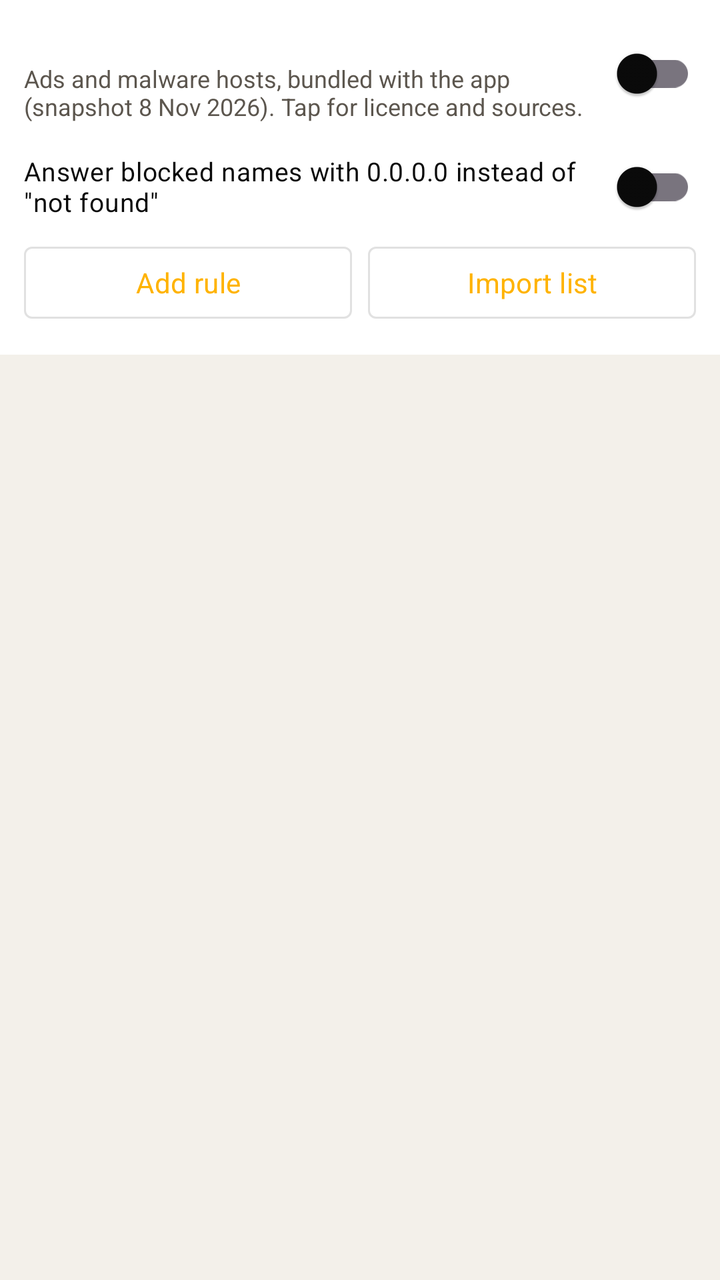
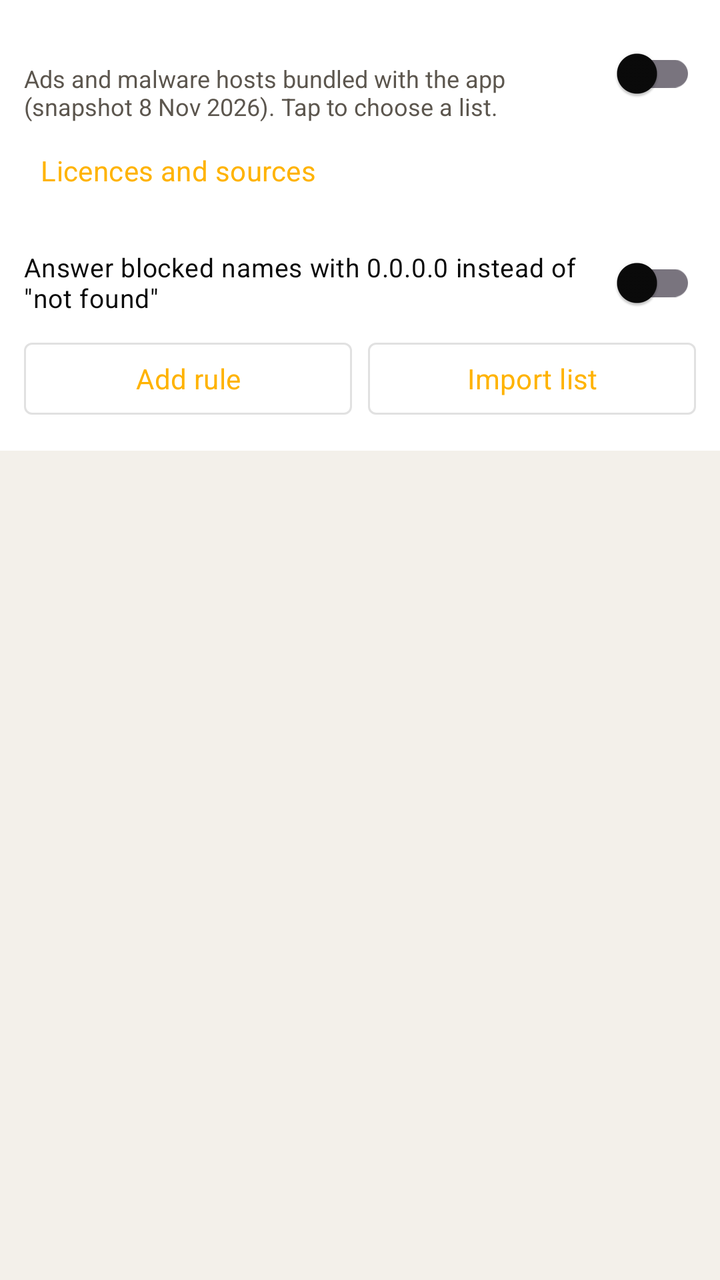

The first picture is an Android layout as it rendered before a commit; the second is the same layout after the commit. The layout source and the unified diff follow.
<!-- AndroidManifest.xml: another module's application theme Theme.MoneyManager -->
<!-- res/layout/fragment_tunnel_rules.xml -->
<?xml version="1.0" encoding="utf-8"?>
<LinearLayout xmlns:android="http://schemas.android.com/apk/res/android"
    android:layout_width="match_parent"
    android:layout_height="match_parent"
    android:orientation="vertical">

    <LinearLayout
        android:layout_width="match_parent"
        android:layout_height="wrap_content"
        android:background="@color/surface_white"
        android:orientation="vertical"
        android:padding="12dp">

        <LinearLayout
            android:id="@+id/row_tunnel_bundled"
            android:layout_width="match_parent"
            android:layout_height="wrap_content"
            android:foreground="?attr/selectableItemBackground"
            android:gravity="center_vertical"
            android:orientation="horizontal">

            <LinearLayout
                android:layout_width="0dp"
                android:layout_height="wrap_content"
                android:layout_weight="1"
                android:orientation="vertical">

                <TextView
                    android:id="@+id/tv_tunnel_bundled_title"
                    android:layout_width="match_parent"
                    android:layout_height="wrap_content"
                    android:textColor="@color/text_primary"
                    android:textStyle="bold" />

                <TextView
                    android:layout_width="match_parent"
                    android:layout_height="wrap_content"
                    android:text="@string/tunnel_bundled_body"
                    android:textColor="@color/text_secondary"
                    android:textSize="12sp" />
            </LinearLayout>

            <com.google.android.material.switchmaterial.SwitchMaterial
                android:id="@+id/sw_tunnel_bundled"
                android:layout_width="wrap_content"
                android:layout_height="wrap_content" />
        </LinearLayout>

        <com.google.android.material.switchmaterial.SwitchMaterial
            android:id="@+id/sw_tunnel_zero_ip"
            android:layout_width="match_parent"
            android:layout_height="wrap_content"
            android:layout_marginTop="8dp"
            android:text="@string/tunnel_zero_ip"
            android:textColor="@color/text_primary"
            android:textSize="13sp" />

        <LinearLayout
            android:layout_width="match_parent"
            android:layout_height="wrap_content"
            android:orientation="horizontal">

            <com.google.android.material.button.MaterialButton
                android:id="@+id/btn_tunnel_add_rule"
                style="@style/Widget.MaterialComponents.Button.OutlinedButton"
                android:layout_width="0dp"
                android:layout_height="wrap_content"
                android:layout_marginEnd="8dp"
                android:layout_weight="1"
                android:text="@string/tunnel_add_rule" />

            <com.google.android.material.button.MaterialButton
                android:id="@+id/btn_tunnel_import"
                style="@style/Widget.MaterialComponents.Button.OutlinedButton"
                android:layout_width="0dp"
                android:layout_height="wrap_content"
                android:layout_weight="1"
                android:text="@string/tunnel_import_list" />
        </LinearLayout>
    </LinearLayout>

    <androidx.recyclerview.widget.RecyclerView
        android:id="@+id/rv_tunnel_rules"
        android:layout_width="match_parent"
        android:layout_height="0dp"
        android:layout_weight="1"
        android:clipToPadding="false"
        android:padding="8dp" />
</LinearLayout>
<!-- resources referenced by this layout -->
<resources>
  <color name="surface_white">#FFFFFF</color>
  <color name="text_primary">#0A0A0A</color>
  <color name="text_secondary">#5C564E</color>
  <string name="tunnel_add_rule">Add rule</string>
  <string name="tunnel_bundled_body">Ads and malware hosts, bundled with the app (snapshot 8 Nov 2026). Tap for licence and sources.</string>
  <string name="tunnel_import_list">Import list</string>
  <string name="tunnel_zero_ip">Answer blocked names with 0.0.0.0 instead of \"not found\"</string>
  <style name="Theme.MoneyManager" parent="Base.Theme.MoneyManager" />
  <style name="Base.Theme.MoneyManager" parent="Theme.Material3.DayNight.NoActionBar">
          <item name="colorPrimary">@color/primary_yellow</item>
          <item name="colorPrimaryVariant">@color/primary_yellow_dark</item>
          <item name="colorOnPrimary">@color/text_primary</item>
          <item name="colorSecondary">@color/accent_blue</item>
          <item name="colorSecondaryVariant">@color/teal_700</item>
          <item name="colorOnSecondary">@color/white</item>
          <item name="android:statusBarColor">@color/primary_yellow_dark</item>
          <item name="android:navigationBarColor">@color/background_gray</item>
          <item name="android:windowBackground">@color/background_gray</item>
          <item name="colorSurface">@color/surface_white</item>
          <item name="colorOnSurface">@color/text_primary</item>
          <item name="android:textColorPrimary">@color/text_primary</item>
          <item name="android:textColorSecondary">@color/text_secondary</item>
          <item name="android:textColorHint">@color/text_secondary</item>
          <item name="android:fontFamily">sans-serif</item>
          <item name="materialButtonStyle">@style/Widget.Jaruri.Button</item>
          <item name="borderlessButtonStyle">@style/Widget.Jaruri.Button.Text</item>
          <item name="dividerHorizontal">@color/hairline</item>
          <item name="dividerVertical">@color/hairline</item>
      </style>
  <color name="primary_yellow">#FFB300</color>
  <color name="primary_yellow_dark">#FF8F00</color>
  <color name="accent_blue">#0B3D91</color>
  <color name="teal_700">#00695C</color>
  <color name="white">#FFFFFFFF</color>
  <color name="background_gray">#F3F0EA</color>
  <style name="Widget.Jaruri.Button" parent="Widget.Material3.Button">
          <item name="android:textAllCaps">false</item>
          <item name="android:letterSpacing">0.01</item>
          <item name="cornerRadius">6dp</item>
      </style>
  <style name="Widget.Jaruri.Button.Text" parent="Widget.Material3.Button.TextButton">
          <item name="android:textAllCaps">false</item>
          <item name="android:letterSpacing">0.01</item>
      </style>
  <color name="hairline">#E3DDD4</color>
</resources>

<!-- the commit's change to res/layout/fragment_tunnel_rules.xml (unified diff, before → after) -->
@@ -46,6 +46,13 @@
                 android:layout_height="wrap_content" />
         </LinearLayout>
 
+        <com.google.android.material.button.MaterialButton
+            android:id="@+id/btn_tunnel_licences"
+            style="@style/Widget.MaterialComponents.Button.TextButton"
+            android:layout_width="wrap_content"
+            android:layout_height="wrap_content"
+            android:text="@string/tunnel_licences" />
+
         <com.google.android.material.switchmaterial.SwitchMaterial
             android:id="@+id/sw_tunnel_zero_ip"
             android:layout_width="match_parent"
<!-- resource entries referenced after the edit -->
@@ -4,8 +4,9 @@
   <color name="text_primary">#0A0A0A</color>
   <color name="text_secondary">#5C564E</color>
   <string name="tunnel_add_rule">Add rule</string>
-  <string name="tunnel_bundled_body">Ads and malware hosts, bundled with the app (snapshot 8 Nov 2026). Tap for licence and sources.</string>
+  <string name="tunnel_bundled_body">Ads and malware hosts bundled with the app (snapshot 8 Nov 2026). Tap to choose a list.</string>
   <string name="tunnel_import_list">Import list</string>
+  <string name="tunnel_licences">Licences and sources</string>
   <string name="tunnel_zero_ip">Answer blocked names with 0.0.0.0 instead of \"not found\"</string>
   <style name="Theme.MoneyManager" parent="Base.Theme.MoneyManager" />
   <style name="Base.Theme.MoneyManager" parent="Theme.Material3.DayNight.NoActionBar">
